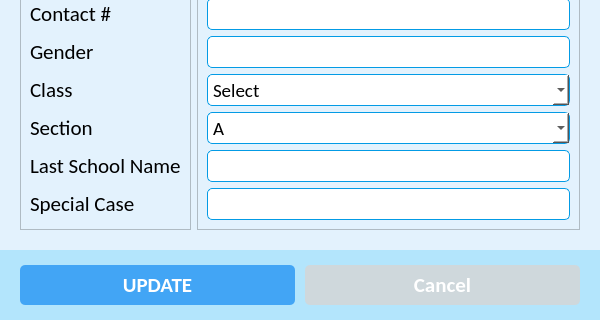
Above: ui/update_student.ui from CodeWithEhtisham/School-Software before the change; both pictures show x 0 to 600 and y 380 to 700 of the 600 by 700 pixel window. Below: the same form after it.
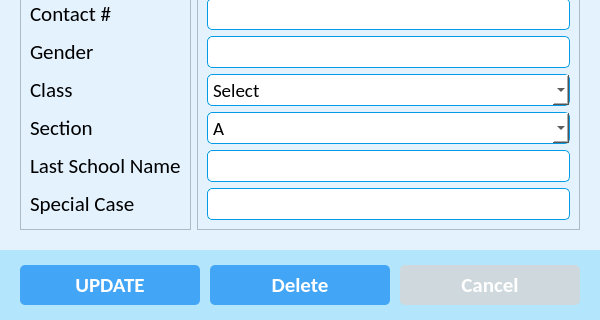
That is the form after the change. Icons and pictures are not drawn.

Commit message: delete done student and fee

```diff
--- a/ui/update_student.ui
+++ b/ui/update_student.ui
@@ -538,6 +538,37 @@
          </property>
         </widget>
        </item>
+       <item>
+        <widget class="QPushButton" name="btn_delete">
+         <property name="minimumSize">
+          <size>
+           <width>0</width>
+           <height>40</height>
+          </size>
+         </property>
+         <property name="font">
+          <font>
+           <family>Calibri</family>
+           <pointsize>16</pointsize>
+           <weight>75</weight>
+           <bold>true</bold>
+          </font>
+         </property>
+         <property name="text">
+          <string>Delete</string>
+         </property>
+         <property name="icon">
+          <iconset resource="../resources.qrc">
+           <normaloff>:/icons/assets/icons/save.png</normaloff>:/icons/assets/icons/save.png</iconset>
+         </property>
+         <property name="iconSize">
+          <size>
+           <width>32</width>
+           <height>32</height>
+          </size>
+         </property>
+        </widget>
+       </item>
        <item>
         <widget class="QPushButton" name="btn_cancel">
          <property name="minimumSize">
```
The commit also changes 5 other files.
